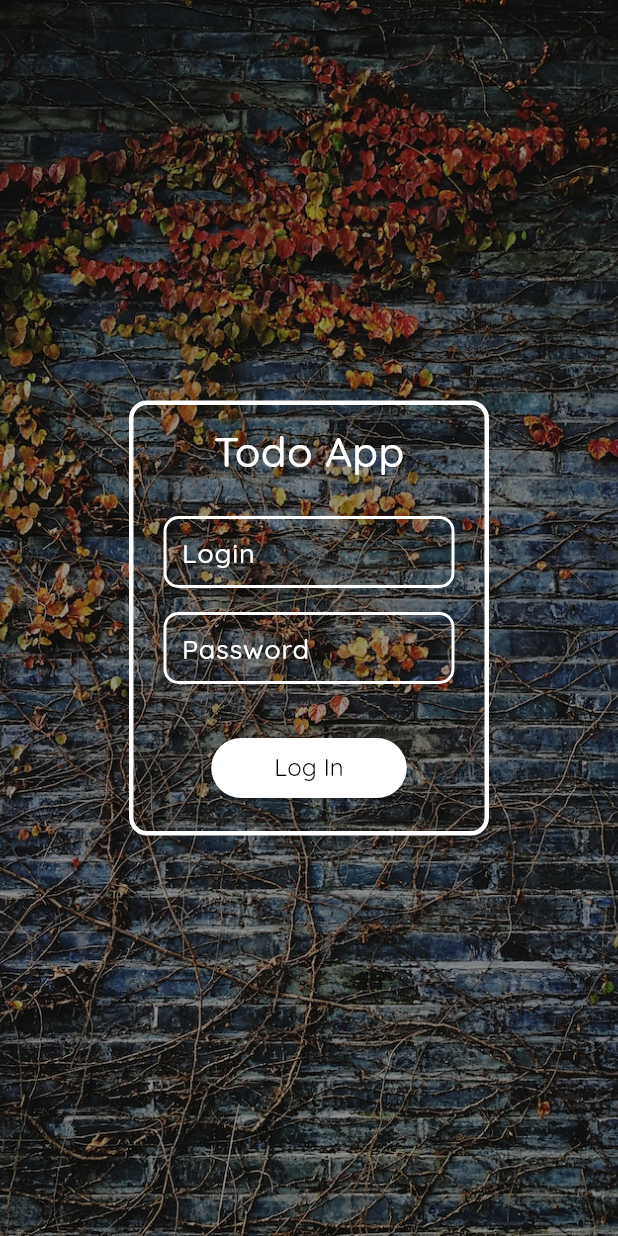
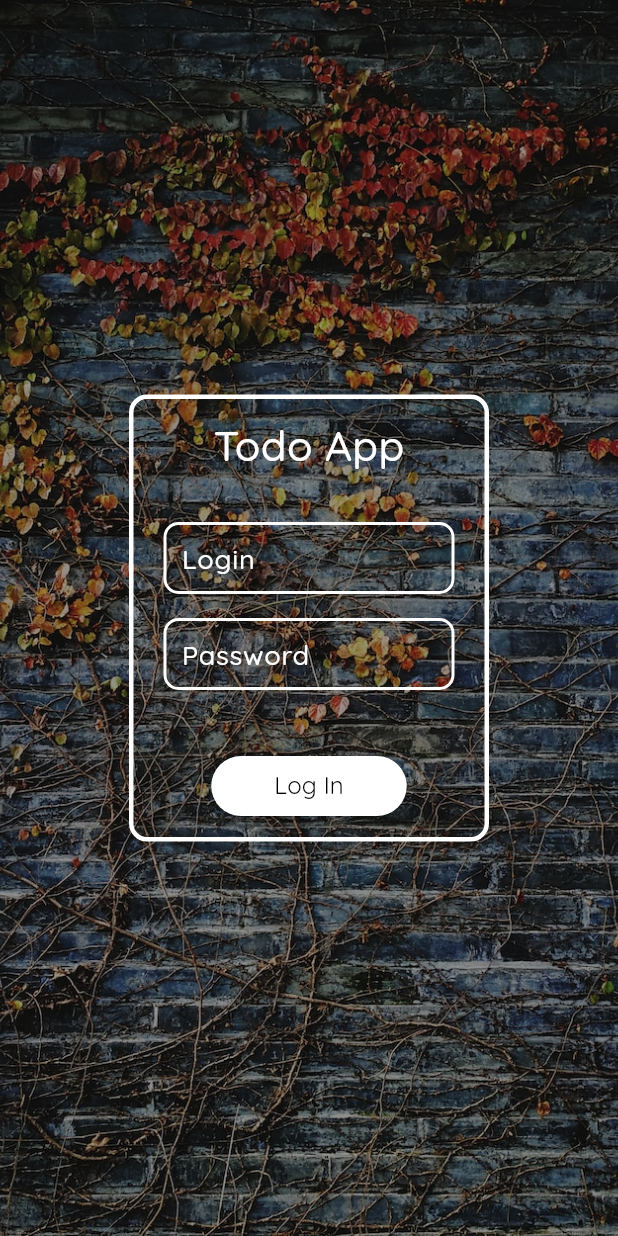
Before and after one commit to Serg-Kim/Flutter-Todo, a Flutter app: the screen it shows after launch, on a phone screen of 412 x 824 dp. Run offline on Flutter 3.47's test engine with Material 2 defaults, Android fonts, the phone set to English and light mode, and no system bars; our stand-ins replace dio, equatable, flutter_bloc; missing offline and left inert: mmkv.

Commit message:
add auth form validation and screen decomposition

```diff
--- /dev/null
+++ b/lib/presentation/auth/widgets/FormInput.dart
@@ -0,0 +1,62 @@
+import 'package:flutter/material.dart';
+
+class FormInput extends StatelessWidget {
+  const FormInput(
+      {super.key, required this.label, required this.error, required this.controller});
+
+  final String label;
+  final String error;
+  final TextEditingController controller;
+
+  @override
+  Widget build(BuildContext context) {
+    return Padding(
+      padding: const EdgeInsets.symmetric(
+          vertical: 8),
+      child: TextFormField(
+          controller: controller,
+          validator: (value) {
+            if (value == null || value.isEmpty) {
+              return error;
+            }
+            return null;
+          },
+          onTapOutside: (event) {
+            FocusManager.instance.primaryFocus
+                ?.unfocus();
+          },
+          style: const TextStyle(
+            fontFamily: 'Quicksand',
+            fontSize: 20,
+            fontWeight: FontWeight.w500,
+            color: Colors.white,
+          ),
+          decoration: InputDecoration(
+              errorMaxLines: 2,
+              label: Text(label, style: const TextStyle(
+                fontFamily: 'Quicksand',
+                fontSize: 18,
+                fontWeight: FontWeight.w500,
+                color: Colors.white,
+              ),),
+              contentPadding: const EdgeInsets
+                  .all(8),
+              enabledBorder: OutlineInputBorder(
+                borderRadius: BorderRadius
+                    .circular(
+                    10),
+                borderSide: const BorderSide(
+                    color: Colors.white,
+                    width: 2),),
+              focusedBorder: OutlineInputBorder(
+                borderRadius: BorderRadius
+                    .circular(
+                    10),
+                borderSide: const BorderSide(
+                    color: Colors.white,
+                    width: 2),)
+          )
+      ),
+    );
+  }
+}
--- /dev/null
+++ b/lib/presentation/auth/widgets/SubmitButton.dart
@@ -0,0 +1,72 @@
+import 'package:flutter/material.dart';
+import 'package:flutter_bloc/flutter_bloc.dart';
+
+import '../../../blocs/auth/auth_bloc.dart';
+
+class SubmitButton extends StatelessWidget {
+  const SubmitButton(
+      {super.key, required this.formKey, required this.loginController, required this.passwordController});
+
+  final GlobalKey<FormState> formKey;
+  final TextEditingController loginController;
+  final TextEditingController passwordController;
+
+  @override
+  Widget build(BuildContext context) {
+    return Padding(
+        padding: const EdgeInsets.only(top: 32),
+        child: ElevatedButton(
+            onPressed: () {
+              if (formKey.currentState!.validate()) {
+                context.read<AuthBloc>()
+                    .add(
+                    Login(
+                        login: loginController.text,
+                        password: passwordController.text
+                    ));
+                if (loginController.text ==
+                    'user0' &&
+                    passwordController.text ==
+                        '123456') {
+                  Navigator.pushNamed(
+                      context, 'main/');
+                } else {
+                  ScaffoldMessenger.of(context).showSnackBar(
+                      const SnackBar(
+                        backgroundColor: Color.fromRGBO(25, 25, 25, 0.6),
+                          content: Row(
+                              children: [
+                                Icon(
+                                  Icons.error_outline,
+                                  color: Colors.red,
+                                ),
+                                Padding(
+                                    padding: EdgeInsets.only(left: 12),
+                                    child: Text(
+                                        'Incorrect login or password, try again.',
+                                        style: TextStyle(
+                                            fontFamily: 'Quicksand'))
+                                )
+                              ],),
+                          )
+                      );
+                }
+              }
+            },
+            style: ElevatedButton.styleFrom(
+                padding: const EdgeInsets
+                    .symmetric(
+                    horizontal: 42),
+                backgroundColor: Colors
+                    .white
+            ),
+            child: const Text(
+              'Log In', style: TextStyle(
+              fontFamily: 'Quicksand',
+              fontWeight: FontWeight.w400,
+              fontSize: 16,
+              color: Colors.black,
+            ),))
+    );
+  }
+}
--- a/lib/presentation/todos/screens/todoList/TodoListScreen.dart
+++ b/lib/presentation/todos/screens/todoList/TodoListScreen.dart
@@ -3,7 +3,6 @@ import 'dart:math';
 import 'package:flutter/material.dart';
 import 'package:flutter_bloc/flutter_bloc.dart';
 import 'package:flutter_todo/navigation/RootNavigator.dart';
-import 'package:flutter_todo/presentation/auth/screens/AuthScreen.dart';
 
 import '../../../../blocs/auth/auth_bloc.dart';
 import 'widgets/TodoDialog.dart';
@@ -28,7 +27,6 @@ class _TodoListStateScreen extends State<TodoListScreen> {
   @override
   void initState() {
     super.initState();
-
     _textFieldController = TextEditingController();
   }
 
```
Also changed, not shown: lib/presentation/auth/screens/AuthScreen.dart (+21 -134 lines), lib/presentation/auth/widgets/AuthForm.dart (added, +70 -0 lines).
